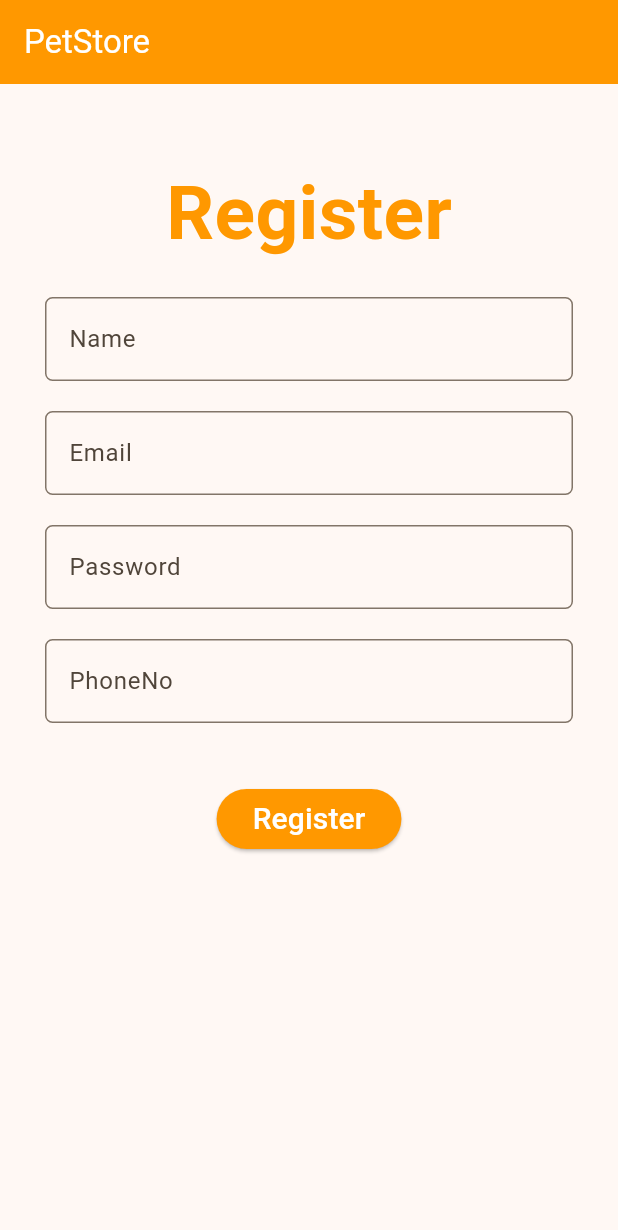
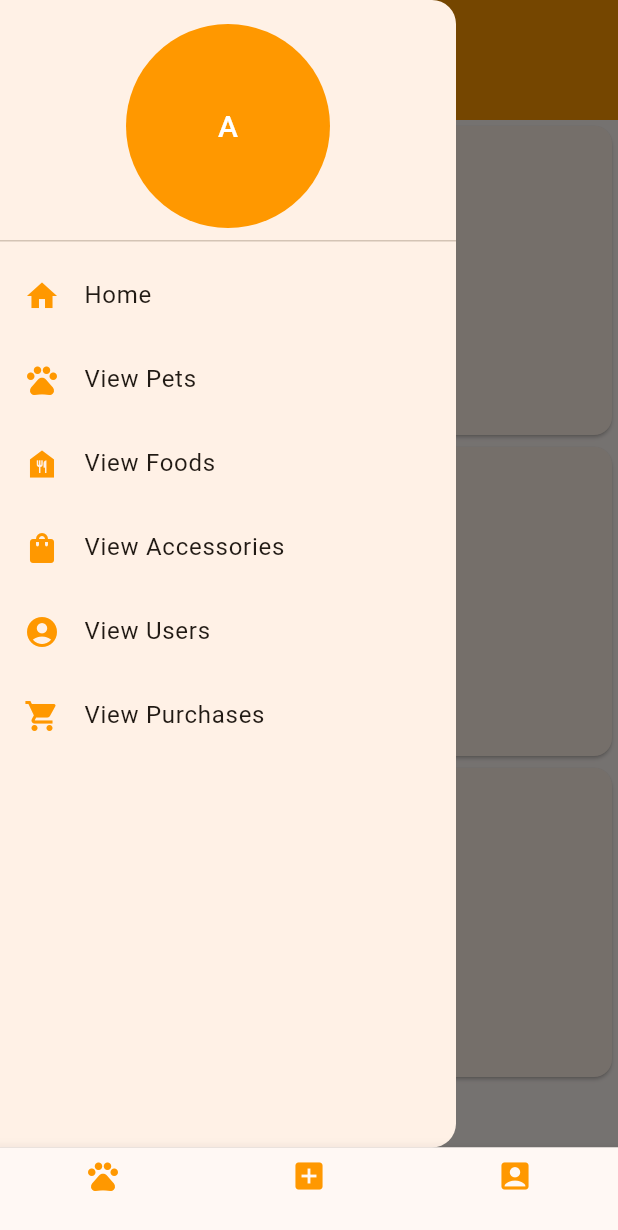
Before and after one commit to FathimaShamitha/petstore-app, a Flutter app: the screen it shows after launch, with the side drawer open (before the commit the screen has no drawer), on a phone screen of 412 x 824 dp. Shown: the top 1230 px of the screen. Run offline on Flutter 3.47's test engine with Material 2 defaults, Android fonts, the light colour scheme and no system bars; our stand-ins replace cloud_firestore, firebase_auth, firebase_core, fluttertoast; accounts and stored records are empty.

Commit message:
AdminView Design

```diff
--- /dev/null
+++ b/lib/Widgets/appbar.dart
@@ -0,0 +1,18 @@
+import 'package:flutter/material.dart';
+import 'package:petstore/utilities/constants.dart';
+
+class MyAppBarClass extends StatelessWidget implements PreferredSizeWidget{
+  const MyAppBarClass({Key? key}) : super(key: key);
+
+  @override
+  Widget build(BuildContext context) {
+    return AppBar(
+    backgroundColor: Colors.orange,
+    title: Text(MyConstants().appTitle,style:TextStyle(color: Colors.white),),
+    );
+  }
+
+  @override
+  // TODO: implement preferredSize
+  Size get preferredSize => Size.fromHeight(80);
+}
--- /dev/null
+++ b/lib/Widgets/card.dart
@@ -0,0 +1,40 @@
+import 'package:flutter/material.dart';
+
+class MyCardClass extends StatelessWidget {
+  const MyCardClass(
+      {Key? key, required this.height, required this.width, required this.txt})
+      : super(key: key);
+  final double height;
+  final double width;
+  final String txt;
+
+  @override
+  Widget build(BuildContext context) {
+    return Card(
+      child: Container(
+        height: height,
+        width: width,
+        decoration: BoxDecoration(
+          borderRadius: BorderRadius.circular(10),
+        ),
+        child: Column(
+          mainAxisAlignment: MainAxisAlignment.center,
+          children: [
+            Text(
+              txt,
+              style: TextStyle(
+                  color: Colors.orange,
+                  fontSize: 25,
+                  fontWeight: FontWeight.bold),
+            ),
+            Icon(
+              Icons.add,
+              color: Colors.orange,
+              size: 40,
+            )
+          ],
+        ),
+      ),
+    );
+  }
+}
--- /dev/null
+++ b/lib/admin/adminhomepage.dart
@@ -0,0 +1,100 @@
+import 'package:flutter/material.dart';
+import 'package:petstore/Widgets/appbar.dart';
+
+import '../Widgets/card.dart';
+
+class AdminHomeClass extends StatefulWidget {
+  const AdminHomeClass({Key? key}) : super(key: key);
+
+  @override
+  State<AdminHomeClass> createState() => _AdminHomeClassState();
+}
+
+class _AdminHomeClassState extends State<AdminHomeClass> {
+  @override
+  Widget build(BuildContext context) {
+    double ht = MediaQuery.of(context).size.height;
+    double wth = MediaQuery.of(context).size.width;
+    return Scaffold(
+      appBar: MyAppBarClass(),
+      drawer: Drawer(
+        child: ListView(
+          children: [
+            DrawerHeader(
+                child: CircleAvatar(
+              radius: 10,
+              backgroundColor: Colors.orange,
+              child: Text(
+                "A",
+                style: TextStyle(color: Colors.white, fontSize: 20),
+              ),
+            )),
+            ListTile(
+              leading: Icon(
+                Icons.home,
+                color: Colors.orange,
+              ),
+              title: Text("Home"),
+            ),
+            ListTile(
+              leading: Icon(
+                Icons.pets,
+                color: Colors.orange,
+              ),
+              title: Text("View Pets"),
+            ),
+            ListTile(
+              leading: Icon(
+                Icons.food_bank,
+                color: Colors.orange,
+              ),
+              title: Text("View Foods"),
+            ),
+            ListTile(
+              leading: Icon(
+                Icons.shopping_bag,
+                color: Colors.orange,
+              ),
+              title: Text("View Accessories"),
+            ),
+            ListTile(
+              leading: Icon(
+                Icons.account_circle,
+                color: Colors.orange,
+              ),
+              title: Text("View Users"),
+            ),
+            ListTile(
+              leading: Icon(
+                Icons.shopping_cart,
+                color: Colors.orange,
+              ),
+              title: Text("View Purchases"),
+            ),
+          ],
+        ),
+      ),
+      body: ListView(
+        children: [
+          InkWell(
+            child: MyCardClass(
+              height: ht / 4,
+              width: wth / 2,
+              txt: 'Add Pets',
+            ),
+          ),
+          MyCardClass(
+            height: ht / 4,
+            width: wth / 2,
+            txt: 'Add Foods',
+          ),
+          MyCardClass(
+            height: ht / 4,
+            width: wth / 2,
+            txt: 'Add Accessories',
+          ),
+        ],
+      ),
+    );
+  }
+}
--- /dev/null
+++ b/lib/admin/adminmainpage.dart
@@ -0,0 +1,65 @@
+import 'package:flutter/material.dart';
+import 'package:petstore/admin/petsviewpage.dart';
+import 'package:petstore/admin/usersviewpage.dart';
+
+import 'adminhomepage.dart';
+
+class AdminMainClass extends StatefulWidget {
+  const AdminMainClass({Key? key}) : super(key: key);
+
+  @override
+  State<AdminMainClass> createState() => _AdminMainClassState();
+}
+
+class _AdminMainClassState extends State<AdminMainClass> {
+  int currentIndex = 1;
+  late PageController pageController;
+
+  @override
+  void initState() {
+    // TODO: implement initState
+    super.initState();
+    pageController = PageController(initialPage: currentIndex);
+  }
+
+  void pageChange(index) {
+    setState(() {
+      currentIndex = index;
+      pageController.jumpToPage(index);
+    });
+  }
+
+  @override
+  Widget build(BuildContext context) {
+    return Scaffold(
+      bottomNavigationBar: BottomNavigationBar(
+        currentIndex: currentIndex,
+        onTap: pageChange,
+        items: [
+          BottomNavigationBarItem(
+              icon: Icon(
+                Icons.pets,
+                color: Colors.orange,
+              ),
+              label: ""),
+          BottomNavigationBarItem(
+              icon: Icon(
+                Icons.add_box,
+                color: Colors.orange,
+              ),
+              label: ""),
+          BottomNavigationBarItem(
+              icon: Icon(
+                Icons.account_box,
+                color: Colors.orange,
+              ),
+              label: ""),
+        ],
+      ),
+      body: PageView(
+        controller: pageController,
+        children: [PetsViewClass(), AdminHomeClass(), UserViewClass()],
+      ),
+    );
+  }
+}
--- a/lib/main.dart
+++ b/lib/main.dart
@@ -1,6 +1,9 @@
 import 'package:firebase_core/firebase_core.dart';
 import 'package:flutter/material.dart';
-import 'package:petstore/user/userview/registerpage.dart';
+import 'package:petstore/user/loginpage.dart';
+
+import 'admin/adminmainpage.dart';
+
 
 void main()async{
   WidgetsFlutterBinding.ensureInitialized();
@@ -36,7 +39,7 @@
         colorScheme: ColorScheme.fromSeed(seedColor: Colors.orangeAccent),
         useMaterial3: true,
       ),
-      home: RegisterClass(),
+      home: AdminMainClass(),
     );
   }
 }
--- /dev/null
+++ b/lib/utilities/constants.dart
@@ -0,0 +1,4 @@
+class MyConstants{
+  final String adminID = "aYLx0WJwwTXrn3QvnyxNihiqn213";
+  final String appTitle = "PetStore";
+}
--- a/pubspec.yaml
+++ b/pubspec.yaml
@@ -36,6 +36,11 @@
   # Use with the CupertinoIcons class for iOS style icons.
   cupertino_icons: ^1.0.2
   firebase_core: ^2.21.0
+  firebase_auth: ^4.12.1
+  fluttertoast: ^8.2.2
+  cloud_firestore: ^4.12.2
+  image_picker: ^1.0.4
+  firebase_storage: ^11.4.1
 
 dev_dependencies:
   flutter_test:
```
Also changed, not shown: lib/admin/petsviewpage.dart (added, +17 -0 lines), lib/admin/usersviewpage.dart (added, +17 -0 lines), lib/user/loginpage.dart (added, +123 -0 lines), lib/user/registerpage.dart (renamed from lib/user/userview/registerpage.dart, +39 -8 lines), lib/user/userhomepage.dart (added, +16 -0 lines), pubspec.lock, 5 other files.
